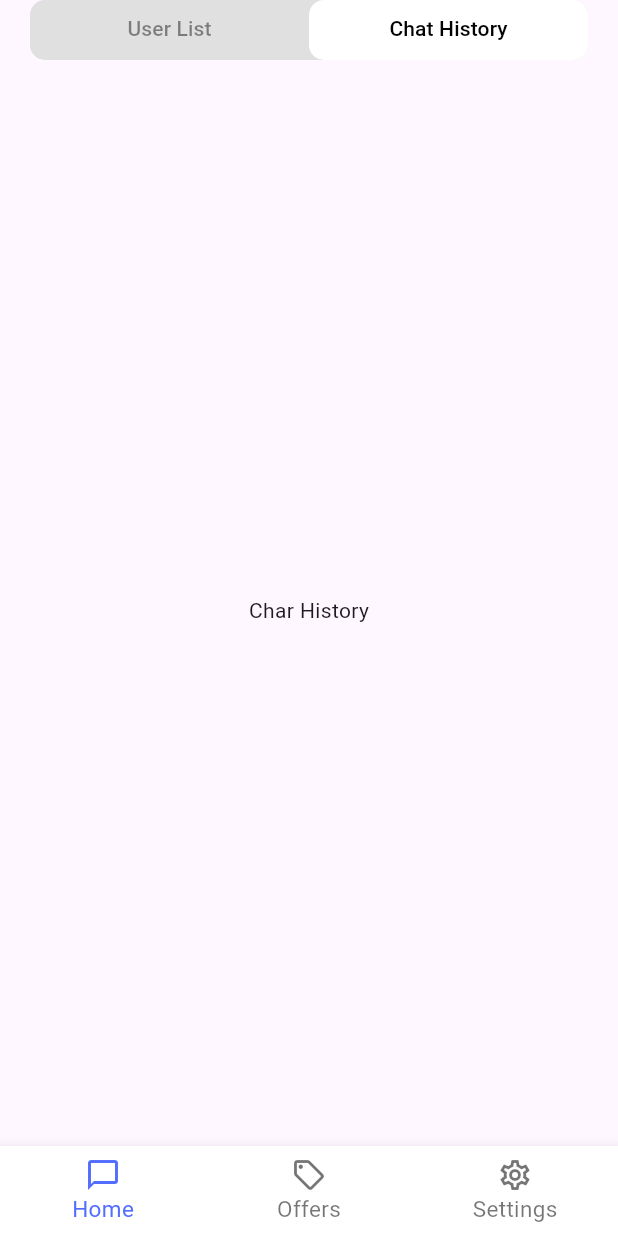
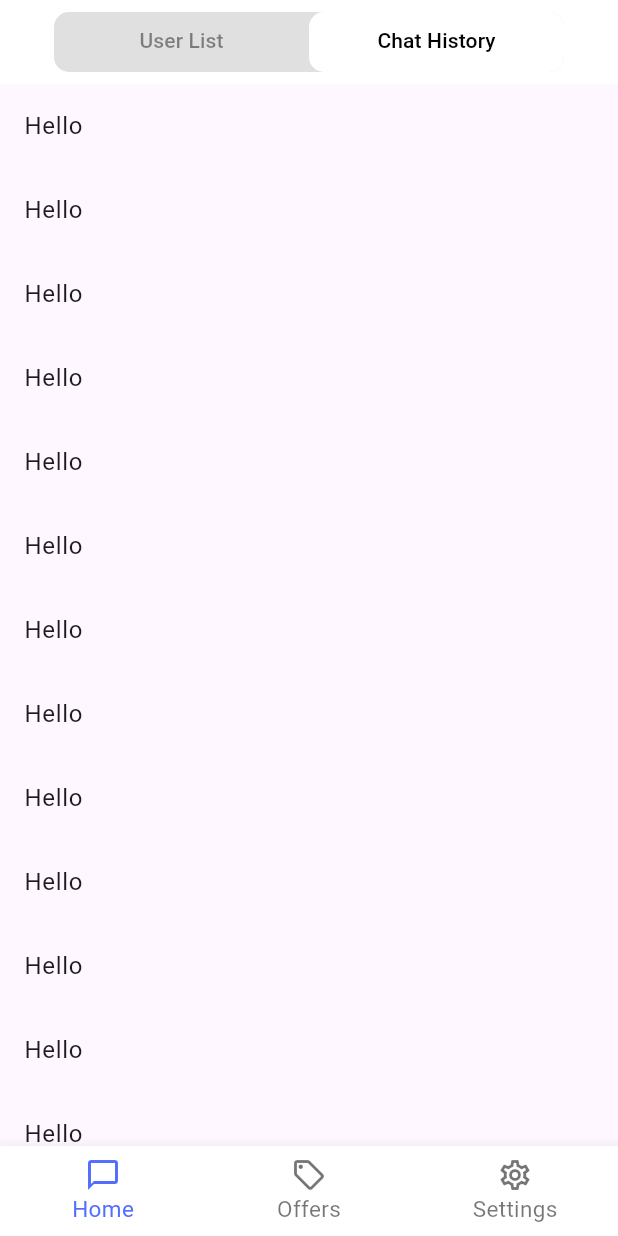
Before and after one commit to skyyygal/MySivi_AI, a Flutter app: the screen it shows after launch, tab 2 chosen, on a phone screen of 412 x 824 dp. Run offline on Flutter 3.47's test engine with Material 3 defaults, Android fonts, the phone set to English and light mode, and no system bars; network calls fail.

Commit message:
User List and Chat hitstory

```diff
--- a/lib/home_screen.dart
+++ /dev/null
@@ -1,87 +0,0 @@
-import 'package:flutter/material.dart';
-import 'package:my_sivi_ai/tab_item.dart';
-
-class HomeScreen extends StatefulWidget {
-  const HomeScreen({super.key});
-
-  @override
-  State<HomeScreen> createState() => _HomeScreenState();
-}
-
-class _HomeScreenState extends State<HomeScreen> {
-  @override
-  Widget build(BuildContext context) {
-    return DefaultTabController(
-      length: 2,
-      child: Scaffold(
-        // appBar: AppBar(
-        //   bottom: PreferredSize(
-        //     preferredSize: Size.fromHeight(40),
-        //     child: ClipRRect(
-        //       borderRadius: BorderRadiusGeometry.all(Radius.circular(10)),
-        //       child: Container(
-        //         height: 40,
-        //         margin: EdgeInsets.symmetric(horizontal: 20),
-        //         decoration: BoxDecoration(
-        //           borderRadius: BorderRadius.all(Radius.circular(10)),
-        //           color: Colors.grey.shade300,
-        //         ),
-        //         child: TabBar(
-        //           indicatorSize: TabBarIndicatorSize.tab,
-        //           dividerColor: Colors.transparent,
-        //           indicator: BoxDecoration(
-        //             color: Colors.white,
-        //             borderRadius: BorderRadius.all(Radius.circular(10)),
-        //           ),
-        //           labelColor: Colors.black,
-        //           unselectedLabelColor: Colors.black45,
-
-        //           tabs: [
-        //             TabItem(title: "User List"),
-        //             TabItem(title: "Chat History"),
-        //           ],
-        //         ),
-        //       ),
-        //     ),
-        //   ),
-        // ),
-        body: Column(
-          children: [
-            Container(
-              height: 40,
-              margin: EdgeInsets.symmetric(horizontal: 20),
-              decoration: BoxDecoration(
-                borderRadius: BorderRadius.all(Radius.circular(10)),
-                color: Colors.grey.shade300,
-              ),
-              child: TabBar(
-                indicatorSize: TabBarIndicatorSize.tab,
-                dividerColor: Colors.transparent,
-                indicator: BoxDecoration(
-                  color: Colors.white,
-                  borderRadius: BorderRadius.all(Radius.circular(10)),
-                ),
-                labelColor: Colors.black,
-                unselectedLabelColor: Colors.black45,
-
-                tabs: [
-                  TabItem(title: "User List"),
-                  TabItem(title: "Chat History"),
-                ],
-              ),
-            ),
-            const SizedBox(height: 10),
-            Expanded(
-              child: TabBarView(
-                children: [
-                  Center(child: Text('User List')),
-                  Center(child: Text('Char History')),
-                ],
-              ),
-            ),
-          ],
-        ),
-      ),
-    );
-  }
-}
--- a/lib/main.dart
+++ b/lib/main.dart
@@ -1,5 +1,5 @@
 import 'package:flutter/material.dart';
-import 'package:my_sivi_ai/dashboard_screen.dart';
+import 'package:my_sivi_ai/screens/dashboard_screen.dart';
 
 void main() {
   runApp(const MyApp());
--- /dev/null
+++ b/lib/models/chat_messages.dart
@@ -0,0 +1,27 @@
+class ChatMessage {
+  final int id;
+  final String message;
+  final String senderName;
+
+  ChatMessage({
+    required this.id,
+    required this.message,
+    required this.senderName,
+  });
+
+  factory ChatMessage.fromJson(Map<String, dynamic> json) {
+    return ChatMessage(
+      id: json['id'],
+      message: json['body'],
+      senderName: json['user']['fullName'],
+    );
+  }
+
+  String get initials {
+    final parts = senderName.split(' ');
+    if (parts.length >= 2) {
+      return '${parts[0][0]}${parts[1][0]}';
+    }
+    return senderName[0];
+  }
+}
--- /dev/null
+++ b/lib/models/user_models.dart
@@ -0,0 +1,18 @@
+class User {
+  final int id;
+  final String fullName;
+
+  User({required this.id, required this.fullName});
+
+  factory User.fromJson(Map<String, dynamic> json) {
+    return User(id: json['id'], fullName: json['fullName']);
+  }
+
+  String get initials {
+    List<String> parts = fullName.split(' ');
+    if (parts.length >= 2) {
+      return '${parts[0][0]}${parts[1][0]}';
+    }
+    return fullName[0];
+  }
+}
--- a/lib/dashboard_screen.dart
+++ b/lib/screens/dashboard_screen.dart
@@ -1,5 +1,5 @@
 import 'package:flutter/material.dart';
-import 'package:my_sivi_ai/home_screen.dart';
+import 'package:my_sivi_ai/screens/home_screen.dart';
 
 class DashboardScreen extends StatefulWidget {
   const DashboardScreen({super.key});
--- /dev/null
+++ b/lib/screens/home_screen.dart
@@ -0,0 +1,142 @@
+import 'package:flutter/material.dart';
+import 'package:my_sivi_ai/models/user_models.dart';
+import 'package:my_sivi_ai/screens/chat_screen.dart';
+import 'package:my_sivi_ai/services/chat_service.dart';
+import 'package:my_sivi_ai/widgets/tab_item.dart';
+
+class HomeScreen extends StatefulWidget {
+  const HomeScreen({super.key});
+
+  @override
+  State<HomeScreen> createState() => _HomeScreenState();
+}
+
+class _HomeScreenState extends State<HomeScreen> with TickerProviderStateMixin {
+  int index = 0;
+  late TabController tabController;
+  List<User> users = [];
+  bool isLoadingUsers = true;
+  String? usersError;
+  late final ScrollController usersScrollController;
+  late final ScrollController chatHistoryScrollController;
+  Future<void> fetchUsers() async {
+    try {
+      final fetchedUsers = await ChatService().fetchUsers();
+      setState(() {
+        users = fetchedUsers;
+        isLoadingUsers = false;
+      });
+    } catch (e) {
+      setState(() {
+        usersError = 'Failed to load users';
+        isLoadingUsers = false;
+      });
+    }
+  }
+
+  @override
+  void initState() {
+    super.initState();
+    fetchUsers();
+    tabController = TabController(length: 2, vsync: this);
+    tabController.addListener(() {
+      setState(() {
+        index = tabController.index;
+      });
+    });
+    usersScrollController = ScrollController();
+    chatHistoryScrollController = ScrollController();
+  }
+
+  @override
+  Widget build(BuildContext context) {
+    return DefaultTabController(
+      length: 2,
+      child: Scaffold(
+        body: NestedScrollView(
+          headerSliverBuilder: (context, innerBoxIsScrolled) {
+            return [
+              SliverAppBar(
+                floating: true,
+                snap: true,
+                elevation: 0,
+                backgroundColor: Colors.white,
+                automaticallyImplyLeading: false,
+                title: Container(
+                  height: 40,
+                  margin: const EdgeInsets.symmetric(horizontal: 20),
+                  decoration: BoxDecoration(
+                    borderRadius: BorderRadius.circular(10),
+                    color: Colors.grey.shade300,
+                  ),
+                  child: TabBar(
+                    controller: tabController,
+                    indicatorSize: TabBarIndicatorSize.tab,
+                    dividerColor: Colors.transparent,
+                    indicator: BoxDecoration(
+                      color: Colors.white,
+                      borderRadius: BorderRadius.circular(10),
+                    ),
+                    labelColor: Colors.black,
+                    unselectedLabelColor: Colors.black45,
+                    tabs: const [
+                      TabItem(title: "User List"),
+                      TabItem(title: "Chat History"),
+                    ],
+                  ),
+                ),
+              ),
+            ];
+          },
+          body: TabBarView(
+            controller: tabController,
+            children: [
+              ListView.builder(
+                primary: true,
+                itemCount: users.length,
+                itemBuilder: (context, index) {
+                  final user = users[index];
+                  return ListTile(
+                    leading: CircleAvatar(child: Text(user.initials)),
+                    title: Text(user.fullName),
+                    onTap: () {
+                      Navigator.push(
+                        context,
+                        MaterialPageRoute(
+                          builder: (_) => ChatScreen(user: user),
+                        ),
+                      );
+                    },
+                  );
+                },
+              ),
+
+              ListView.builder(
+                primary: false,
+                physics: const ClampingScrollPhysics(),
+                itemCount: 15,
+                // itemCount: chatHistory.length,
+                itemBuilder: (context, index) {
+                  // final chat = chatHistory[index];
+                  return ListTile(
+                    // leading: CircleAvatar(child: Text(chat.initials)),
+                    title: Text("Hello"),
+                    // subtitle: Text(chat.lastMessage),
+                    // trailing: Text(chat.time),
+                  );
+                },
+              ),
+            ],
+          ),
+        ),
+
+        floatingActionButton: index == 0
+            ? FloatingActionButton(
+                child: const Icon(Icons.add),
+                onPressed: () {},
+              )
+            : null,
+      ),
+    );
+  }
+}
--- a/pubspec.yaml
+++ b/pubspec.yaml
@@ -34,6 +34,7 @@ dependencies:
   # The following adds the Cupertino Icons font to your application.
   # Use with the CupertinoIcons class for iOS style icons.
   cupertino_icons: ^1.0.8
+  http: ^1.6.0
 
 dev_dependencies:
   flutter_test:
```
Also changed, not shown: lib/screens/chat_screen.dart (added, +67 -0 lines), lib/services/chat_service.dart (added, +37 -0 lines), lib/widgets/chat_history_listtile.dart (added), lib/widgets/tab_item.dart (renamed from lib/tab_item.dart), lib/widgets/user_listtile.dart (added), pubspec.lock.
